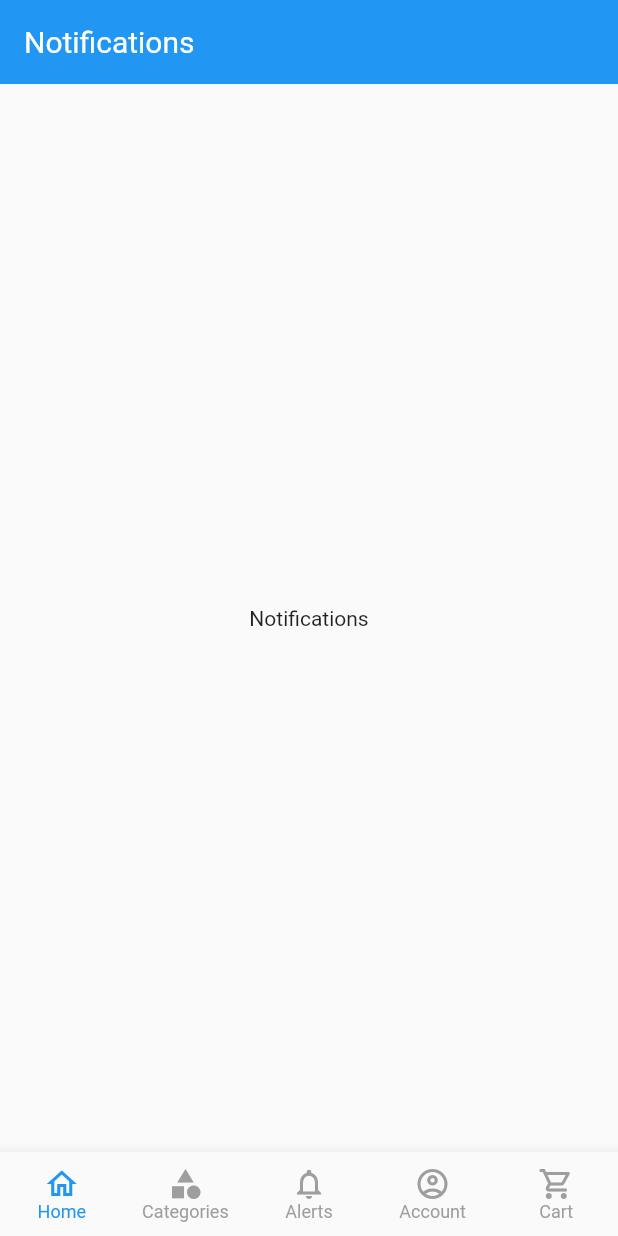
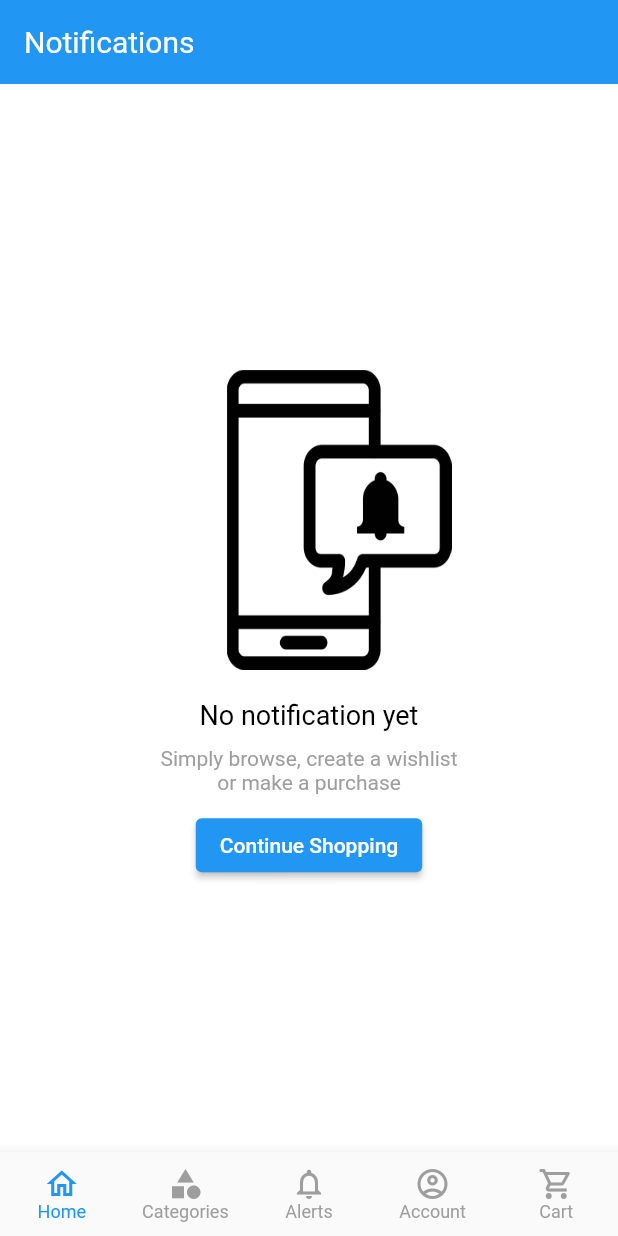
Before and after one commit to AbhiNaik988/flipkart_clone, a Flutter app: the screen it shows after launch, swiped to page 3, on a phone screen of 412 x 824 dp. Run offline on Flutter 3.47's test engine with Material 2 defaults, Android fonts, the phone set to English and light mode, and no system bars.

Commit message:
completed notification screen

```diff
--- a/lib/screens/sub_screens/notification.dart
+++ b/lib/screens/sub_screens/notification.dart
@@ -6,15 +6,61 @@ class NotificationScreen extends StatelessWidget {
   @override
   Widget build(BuildContext context) {
     return Scaffold(
+      backgroundColor: Colors.white,
       appBar: AppBar(
         elevation: 0,
         title: const Text(
           "Notifications",
-          style: TextStyle(fontWeight: FontWeight.normal),
+          style: TextStyle(
+            fontWeight: FontWeight.normal,
+          ),
         ),
       ),
-      body: const Center(
-        child: Text("Notifications"),
+      body: Center(
+        child: Column(
+          mainAxisAlignment: MainAxisAlignment.center,
+          crossAxisAlignment: CrossAxisAlignment.center,
+          children: [
+            Container(
+              margin: const EdgeInsets.fromLTRB(40, 10, 0, 10),
+              width: 150,
+              height: 200,
+              child: Image.asset(
+                "assets/notification.png",
+                fit: BoxFit.fill,
+              ),
+            ),
+            Container(
+              padding: const EdgeInsets.all(10),
+              child: const Text(
+                "No notification yet",
+                style: TextStyle(
+                  color: Colors.black,
+                  fontSize: 18,
+                ),
+              ),
+            ),
+            const Text(
+              "Simply browse, create a wishlist",
+              style: TextStyle(
+                color: Colors.grey,
+              ),
+            ),
+            Container(
+              padding: const EdgeInsets.only(bottom: 10),
+              child: const Text(
+                "or make a purchase",
+                style: TextStyle(
+                  color: Colors.grey,
+                ),
+              ),
+            ),
+            ElevatedButton(
+              child: const Text("Continue Shopping"),
+              onPressed: () {},
+            ),
+          ],
+        ),
       ),
     );
   }
```
Also changed, not shown: assets/notification.png (added).
